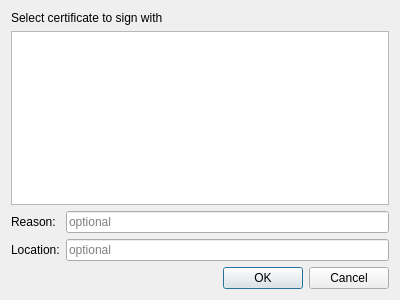
This is part/selectcertificatedialog.ui in KDE/okular as Qt 5 draws it before an edit. The edited form follows.
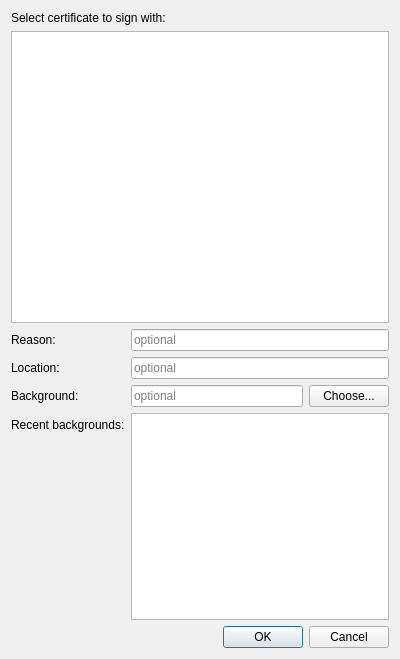
This is the edited form. Icons and pictures are not drawn.

Commit message: Allow new signatures to have image backgrounds

What changed in the file:
```diff
--- a/part/selectcertificatedialog.ui
+++ b/part/selectcertificatedialog.ui
@@ -7,7 +7,7 @@
     <x>0</x>
     <y>0</y>
     <width>400</width>
-    <height>300</height>
+    <height>659</height>
    </rect>
   </property>
   <property name="windowTitle">
@@ -17,7 +17,7 @@
    <item>
     <widget class="QLabel" name="label">
      <property name="text">
-      <string>Select certificate to sign with</string>
+      <string>Select certificate to sign with:</string>
      </property>
     </widget>
    </item>
@@ -36,13 +36,6 @@
    </item>
    <item>
     <layout class="QFormLayout" name="formLayout">
-     <item row="0" column="1">
-      <widget class="QLineEdit" name="reasonInput">
-       <property name="placeholderText">
-        <string>optional</string>
-       </property>
-      </widget>
-     </item>
      <item row="0" column="0">
       <widget class="QLabel" name="reasonLabel">
        <property name="text">
@@ -50,11 +43,14 @@
        </property>
       </widget>
      </item>
-     <item row="1" column="1">
-      <widget class="QLineEdit" name="locationInput">
+     <item row="0" column="1">
+      <widget class="QLineEdit" name="reasonInput">
        <property name="placeholderText">
         <string>optional</string>
        </property>
+       <property name="clearButtonEnabled">
+        <bool>true</bool>
+       </property>
       </widget>
      </item>
      <item row="1" column="0">
@@ -64,6 +60,63 @@
        </property>
       </widget>
      </item>
+     <item row="1" column="1">
+      <widget class="QLineEdit" name="locationInput">
+       <property name="placeholderText">
+        <string>optional</string>
+       </property>
+       <property name="clearButtonEnabled">
+        <bool>true</bool>
+       </property>
+      </widget>
+     </item>
+     <item row="2" column="0">
+      <widget class="QLabel" name="backgroundLabel">
+       <property name="text">
+        <string>Background:</string>
+       </property>
+      </widget>
+     </item>
+     <item row="2" column="1">
+      <layout class="QHBoxLayout" name="horizontalLayout">
+       <item>
+        <widget class="QLineEdit" name="backgroundInput">
+         <property name="placeholderText">
+          <string>optional</string>
+         </property>
+         <property name="clearButtonEnabled">
+          <bool>true</bool>
+         </property>
+        </widget>
+       </item>
+       <item>
+        <widget class="QPushButton" name="backgroundButton">
+         <property name="text">
+          <string>Choose...</string>
+         </property>
+         <property name="icon">
+          <iconset theme="folder-image"/>
+         </property>
+        </widget>
+       </item>
+      </layout>
+     </item>
+     <item row="3" column="0">
+      <widget class="QLabel" name="recentLabel">
+       <property name="text">
+        <string>Recent backgrounds:</string>
+       </property>
+       <property name="textFormat">
+        <enum>Qt::AutoText</enum>
+       </property>
+       <property name="wordWrap">
+        <bool>false</bool>
+       </property>
+      </widget>
+     </item>
+     <item row="3" column="1">
+      <widget class="QListView" name="recentBackgrounds"/>
+     </item>
     </layout>
    </item>
    <item>
```
The commit also changes 10 other files.
